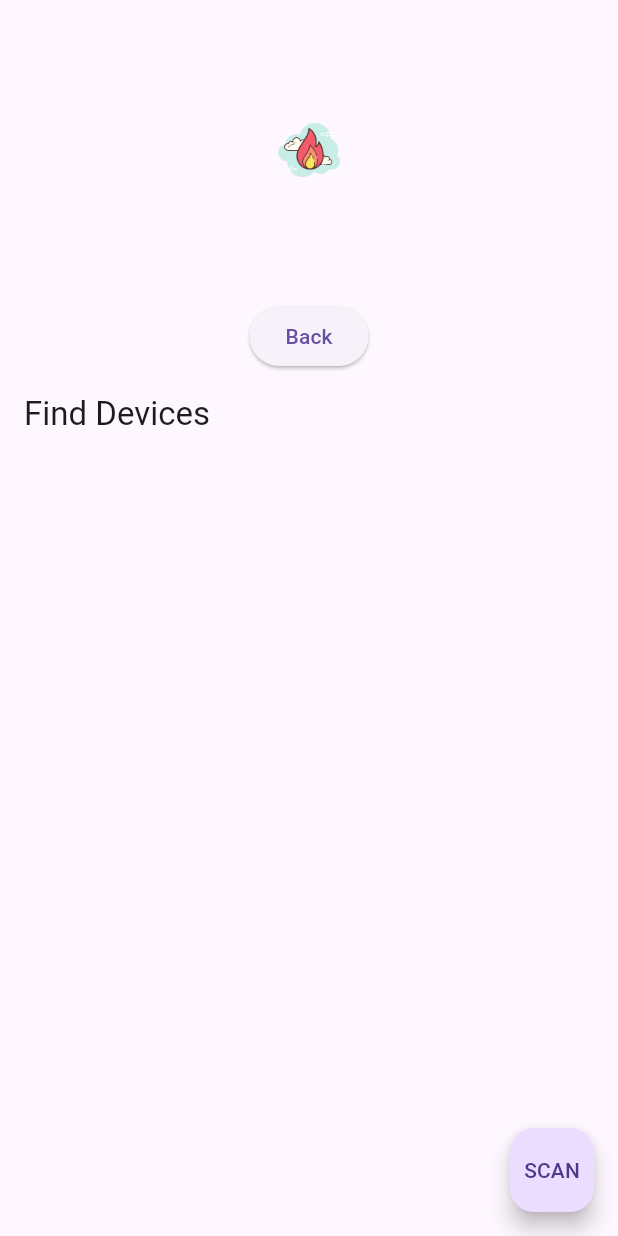
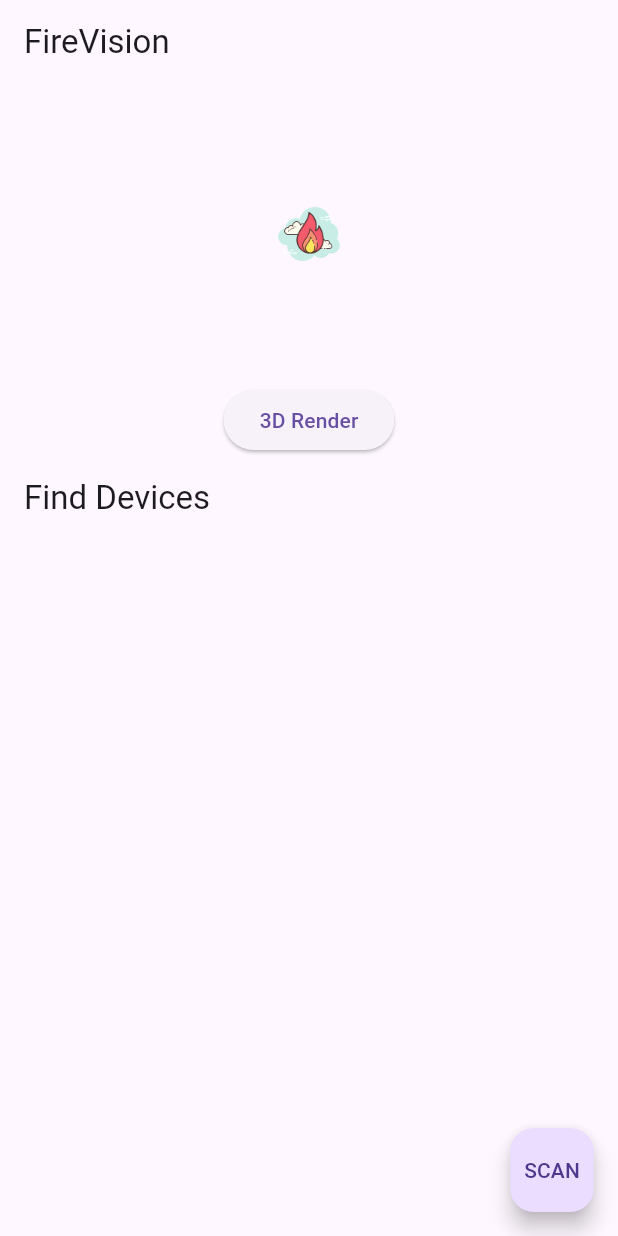
Before and after one commit to WhyNotCod/FireVision, a Flutter app: the screen it shows after launch, on a phone screen of 412 x 824 dp. Run offline on Flutter 3.47's test engine with Material 3 defaults, Android fonts, the phone set to English and light mode, and no system bars; our stand-ins replace flutter_blue_plus; missing offline and left inert: flutter_cube.

Commit message:
another class for scaffold

```diff
--- a/lib/main.dart
+++ b/lib/main.dart
@@ -1,7 +1,7 @@
 import 'dart:async';
 import 'screens/bluetooth_off_screen.dart';
 import 'screens/scan_screen.dart';
-import 'render.dart';
+import 'package:fire_vision/render.dart';
 import 'package:flutter/material.dart';
 import 'package:flutter_blue_plus/flutter_blue_plus.dart';
 
@@ -49,10 +49,23 @@ class _FlutterBlueAppState extends State<MyApp> {
     return MaterialApp(
       color: const Color.fromARGB(255, 190, 98, 12),
       title: 'FireVisions',
-      home: Scaffold(
-        // appBar: AppBar(
-        //   title: const Text("FireVision"),
-        // ),
+      home: HomeScreen(screen: screen),
+      navigatorObservers: [BluetoothAdapterStateObserver()],
+    );
+  }
+}
+
+class HomeScreen extends StatelessWidget {
+  final Widget screen;
+
+  const HomeScreen({Key? key, required this.screen}) : super(key: key);
+
+  @override
+  Widget build(BuildContext context) {
+    return Scaffold(
+      appBar: AppBar(
+        title: const Text("FireVision"),
+      ),
       body: Center(
         child: Column(
           children: <Widget>[
@@ -61,23 +74,18 @@ class _FlutterBlueAppState extends State<MyApp> {
             ElevatedButton(
               onPressed: () {
                 print('Navigating to Render'); // Debugging print statement
-                    Navigator.push(
-                      context,
+                Navigator.of(context).push(
                   MaterialPageRoute(
                     builder: (context) => const Render(),
                   ),
-
                 );
-                    print('Did it push?');
               },
-                  child: const Text('Back'),
+              child: const Text('3D Render'),
             ),
             Expanded(child: screen),
           ],
         ),
       ),
-      ),
-      navigatorObservers: [BluetoothAdapterStateObserver()],
     );
   }
 }
@@ -109,30 +117,17 @@ class BluetoothAdapterStateObserver extends NavigatorObserver {
   }
 }
 
-// //import 'dart:convert';
-
 // import 'dart:async';
 // import 'screens/bluetooth_off_screen.dart';
 // import 'screens/scan_screen.dart';
-// import 'package:fire_vision/Render.dart';
-// // import 'package:english_words/english_words.dart';
-// // import 'package:provider/provider.dart';
-
+// import 'render.dart';
 // import 'package:flutter/material.dart';
-// //import 'package:flutter/services.dart';
 // import 'package:flutter_blue_plus/flutter_blue_plus.dart';
-// //import 'package:permission_handler/permission_handler.dart';
-
-// //void main() => runApp(const MyApp());
 
 // void main() {
 //   FlutterBluePlus.setLogLevel(LogLevel.verbose, color: true);
 //   runApp(const MyApp());
 // }
-
-// // This widget shows BluetoothOffScreen or
-// // ScanScreen depending on the adapter state
-// //
 
 // class MyApp extends StatefulWidget {
 //   const MyApp({super.key});
@@ -140,13 +135,6 @@ class BluetoothAdapterStateObserver extends NavigatorObserver {
 //   @override
 //   State<MyApp> createState() => _FlutterBlueAppState();
 // }
-
-// // class ElevatedButtonExample extends StatefulWidget {
-// //   const ElevatedButtonExample({super.key});
-
-// //   @override
-// //   State<ElevatedButtonExample> createState() => _FlutterBlueAppState();
-// // }
 
 // class _FlutterBlueAppState extends State<MyApp> {
 //   BluetoothAdapterState _adapterState = BluetoothAdapterState.unknown;
@@ -181,24 +169,25 @@ class BluetoothAdapterStateObserver extends NavigatorObserver {
 //       color: const Color.fromARGB(255, 190, 98, 12),
 //       title: 'FireVisions',
 //       home: Scaffold(
-//         appBar: AppBar(
-//           title: const Text("FireVision"),
-//         ),
+
 //         body: Center(
 //           child: Column(
 //             children: <Widget>[
 //               Image.asset('assets/images/icons8-fire-100.png',
 //                   height: 200, scale: 2),
-//               ElevatedButton(
-//                 onPressed: () {
-//                   print('Navigating to Render'); // Debugging print statement
-//                   Navigator.of(context).push(
-//                     MaterialPageRoute(
-//                       builder: (context) => const Render(),
-//                     ),
-//                   );
-//                 },
-//                 child: const Text('3D Render'),
+//                 ElevatedButton(
+//                   onPressed: () {
+//                     print('Navigating to Render'); // Debugging print statement
+//                     Navigator.push(
+//                       context,
+//                       MaterialPageRoute(
+//                         builder: (context) => const Render(),
+//                       ),
+
+//                     );
+//                     //print('Did it push?');
+//                   },
+//                   child: const Text('Back'),
 //               ),
 //               Expanded(child: screen),
 //             ],
@@ -236,3 +225,131 @@ class BluetoothAdapterStateObserver extends NavigatorObserver {
 //     _adapterStateSubscription = null;
 //   }
 // }
+
+// // //import 'dart:convert';
+
+// // import 'dart:async';
+// // import 'screens/bluetooth_off_screen.dart';
+// // import 'screens/scan_screen.dart';
+// // import 'package:fire_vision/Render.dart';
+// // // import 'package:english_words/english_words.dart';
+// // // import 'package:provider/provider.dart';
+
+// // import 'package:flutter/material.dart';
+// // //import 'package:flutter/services.dart';
+// // import 'package:flutter_blue_plus/flutter_blue_plus.dart';
+// // //import 'package:permission_handler/permission_handler.dart';
+
+// // //void main() => runApp(const MyApp());
+
+// // void main() {
+// //   FlutterBluePlus.setLogLevel(LogLevel.verbose, color: true);
+// //   runApp(const MyApp());
+// // }
+
+// // // This widget shows BluetoothOffScreen or
+// // // ScanScreen depending on the adapter state
+// // //
+
+// // class MyApp extends StatefulWidget {
+// //   const MyApp({super.key});
+
+// //   @override
+// //   State<MyApp> createState() => _FlutterBlueAppState();
+// // }
+
+// // // class ElevatedButtonExample extends StatefulWidget {
+// // //   const ElevatedButtonExample({super.key});
+
+// // //   @override
+// // //   State<ElevatedButtonExample> createState() => _FlutterBlueAppState();
+// // // }
+
+// // class _FlutterBlueAppState extends State<MyApp> {
+// //   BluetoothAdapterState _adapterState = BluetoothAdapterState.unknown;
+
+// //   late StreamSubscription<BluetoothAdapterState> _adapterStateStateSubscription;
+
+// //   @override
+// //   void initState() {
+// //     super.initState();
+// //     _adapterStateStateSubscription =
+// //         FlutterBluePlus.adapterState.listen((state) {
+// //       _adapterState = state;
+// //       if (mounted) {
+// //         setState(() {});
+// //       }
+// //     });
+// //   }
+
+// //   @override
+// //   void dispose() {
+// //     _adapterStateStateSubscription.cancel();
+// //     super.dispose();
+// //   }
+
+// //   @override
+// //   Widget build(BuildContext context) {
+// //     Widget screen = _adapterState == BluetoothAdapterState.on
+// //         ? const ScanScreen()
+// //         : BluetoothOffScreen(adapterState: _adapterState);
+
+// //     return MaterialApp(
+// //       color: const Color.fromARGB(255, 190, 98, 12),
+// //       title: 'FireVisions',
+// //       home: Scaffold(
+// //         appBar: AppBar(
+// //           title: const Text("FireVision"),
+// //         ),
+// //         body: Center(
+// //           child: Column(
+// //             children: <Widget>[
+// //               Image.asset('assets/images/icons8-fire-100.png',
+// //                   height: 200, scale: 2),
+// //               ElevatedButton(
+// //                 onPressed: () {
+// //                   print('Navigating to Render'); // Debugging print statement
+// //                   Navigator.of(context).push(
+// //                     MaterialPageRoute(
+// //                       builder: (context) => const Render(),
+// //                     ),
+// //                   );
+// //                 },
+// //                 child: const Text('3D Render'),
+// //               ),
+// //               Expanded(child: screen),
+// //             ],
+// //           ),
+// //         ),
+// //       ),
+// //       navigatorObservers: [BluetoothAdapterStateObserver()],
+// //     );
+// //   }
+// // }
+
+// // class BluetoothAdapterStateObserver extends NavigatorObserver {
+// //   StreamSubscription<BluetoothAdapterState>? _adapterStateSubscription;
+
+// //   @override
+// //   void didPush(Route route, Route? previousRoute) {
+// //     super.didPush(route, previousRoute);
+// //     if (route.settings.name == '/DeviceScreen') {
+// //       // Start listening to Bluetooth state changes when a new route is pushed
+// //       _adapterStateSubscription ??=
+// //           FlutterBluePlus.adapterState.listen((state) {
+// //         if (state != BluetoothAdapterState.on) {
+// //           // Pop the current route if Bluetooth is off
+// //           navigator?.pop();
+// //         }
+// //       });
+// //     }
+// //   }
+
+// //   @override
+// //   void didPop(Route route, Route? previousRoute) {
+// //     super.didPop(route, previousRoute);
+// //     // Cancel the subscription when the route is popped
+// //     _adapterStateSubscription?.cancel();
+// //     _adapterStateSubscription = null;
+// //   }
+// // }
```
Lines whose indentation alone changed are shown as unchanged.
